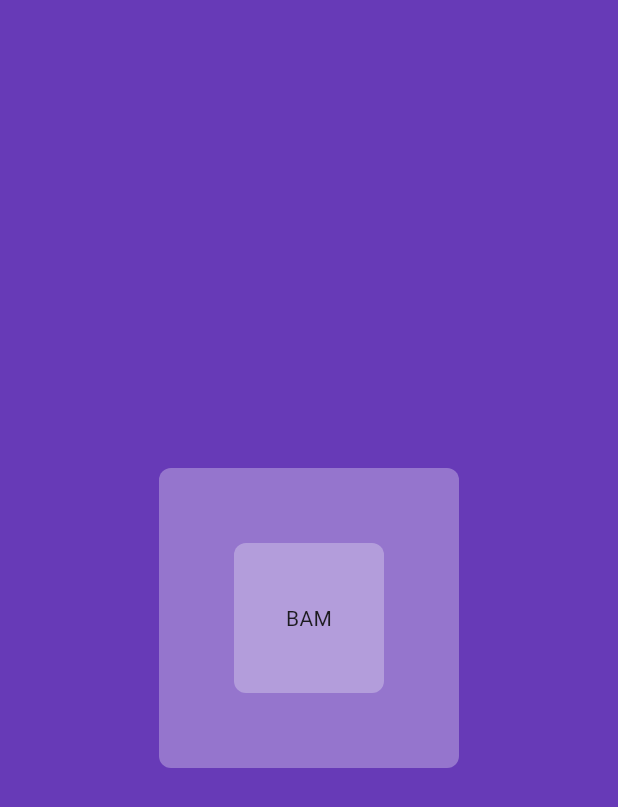
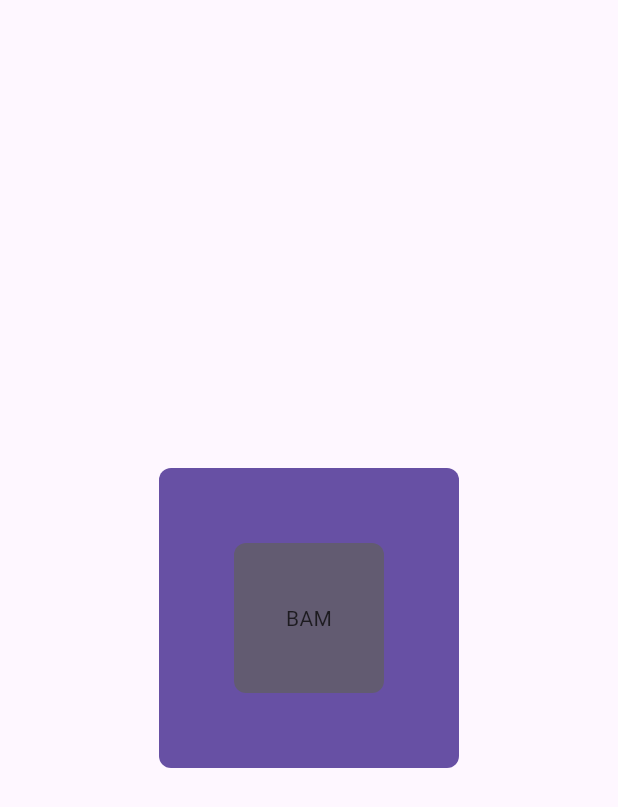
Before and after one commit to timkari/moonshine_v1, a Flutter app: the screen it shows after launch, on a phone screen of 412 x 824 dp. Shown: the top 807 px of the screen. Run offline on Flutter 3.47's test engine with Material 3 defaults, Android fonts, the phone set to English and light mode, and no system bars.

Commit message:
colors update

```diff
--- a/lib/pages/home_page.dart
+++ b/lib/pages/home_page.dart
@@ -13,12 +13,12 @@ class _MyHomePageState extends State<MyHomePage> {
   @override
   Widget build(BuildContext context) {
     return Scaffold(
-      backgroundColor: Colors.deepPurple[500],
+      backgroundColor: Theme.of(context).colorScheme.background,
       body: Center(
         child: MyBox(
-          color: Colors.deepPurple[300],
+          color: Theme.of(context).colorScheme.primary,
           child: MyBotton(
-            color: Colors.deepPurple[200],
+            color: Theme.of(context).colorScheme.secondary,
             onTap: () {},
           ),
           )
```
